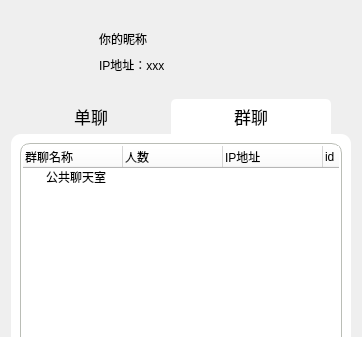
Before: the Qt Designer form Qt-IM/mainwindow.ui in XiaoZheng2003/BIT-QT-IM, drawn with Qt 5; both pictures show x 0 to 362 and y 0 to 337 of the 362 by 625 pixel window.
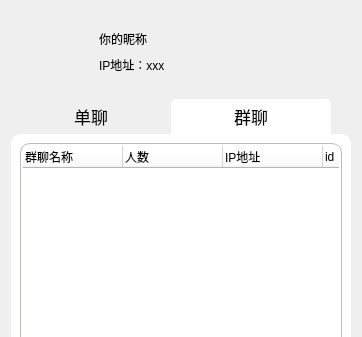
After: the same form once the commit is applied. Icons and pictures are not drawn.

What changed in the file:
```diff
--- a/Qt-IM/mainwindow.ui
+++ b/Qt-IM/mainwindow.ui
@@ -240,15 +240,6 @@
            <string>id</string>
           </property>
          </column>
-         <item>
-          <property name="text">
-           <string>公共聊天室</string>
-          </property>
-          <property name="icon">
-           <iconset resource="res.qrc">
-            <normaloff>:/res/group.png</normaloff>:/res/group.png</iconset>
-          </property>
-         </item>
         </widget>
        </item>
       </layout>
```
